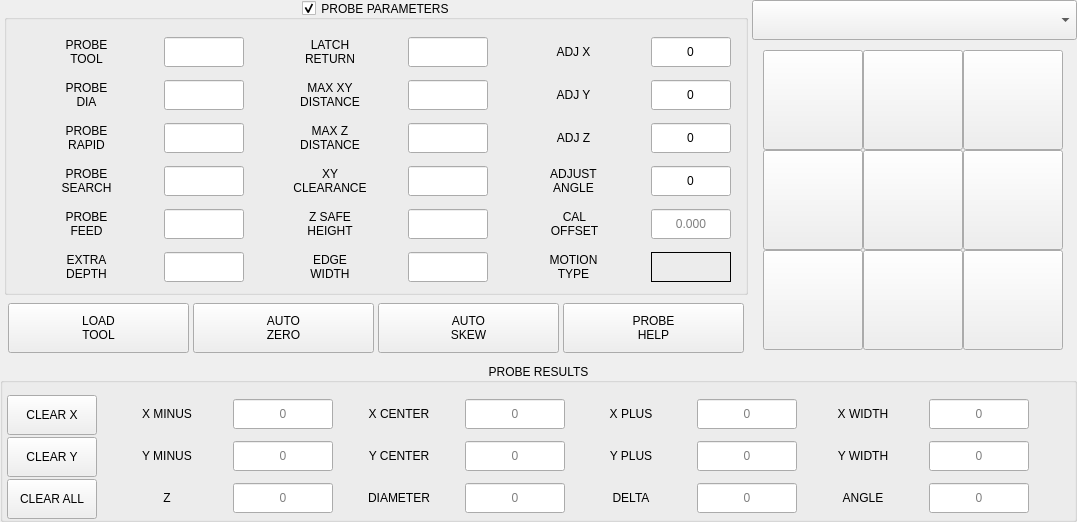
Old version of the form lib/basic_probe.ui in the repository persei802/QtDragon_hd.
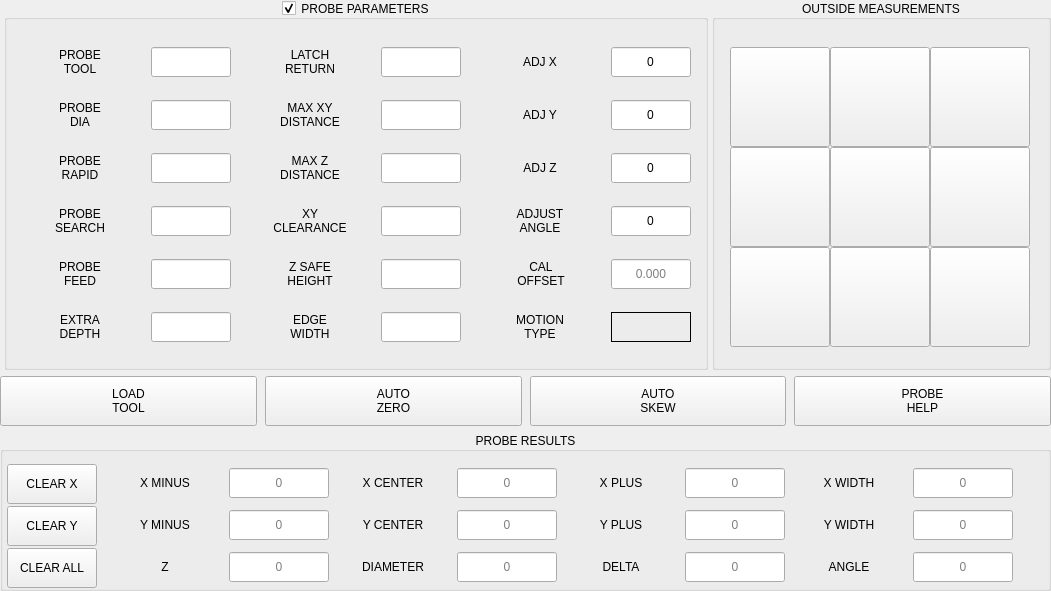
New version of the form. Icons and pictures are not drawn. Custom widgets are drawn as their Qt base class.

Commit message: added drop down menus to main page select buttons

```diff
--- a/lib/basic_probe.ui
+++ b/lib/basic_probe.ui
@@ -6,8 +6,8 @@
    <rect>
     <x>0</x>
     <y>0</y>
-    <width>1077</width>
-    <height>522</height>
+    <width>1051</width>
+    <height>591</height>
    </rect>
   </property>
   <property name="sizePolicy">
@@ -103,7 +103,7 @@
              <height>16777215</height>
             </size>
            </property>
-           <layout class="QVBoxLayout" name="verticalLayout_38" stretch="1,0">
+           <layout class="QVBoxLayout" name="verticalLayout_38" stretch="1">
             <property name="spacing">
              <number>4</number>
             </property>
@@ -1361,202 +1361,33 @@
               </layout>
              </widget>
             </item>
-            <item>
-             <layout class="QHBoxLayout" name="horizontalLayout_40">
-              <property name="spacing">
-               <number>4</number>
-              </property>
-              <property name="leftMargin">
-               <number>4</number>
-              </property>
-              <property name="topMargin">
-               <number>4</number>
-              </property>
-              <property name="rightMargin">
-               <number>4</number>
-              </property>
-              <property name="bottomMargin">
-               <number>4</number>
-              </property>
-              <item>
-               <widget class="QPushButton" name="btn_load_probe">
-                <property name="sizePolicy">
-                 <sizepolicy hsizetype="Preferred" vsizetype="Preferred">
-                  <horstretch>0</horstretch>
-                  <verstretch>0</verstretch>
-                 </sizepolicy>
-                </property>
-                <property name="minimumSize">
-                 <size>
-                  <width>0</width>
-                  <height>50</height>
-                 </size>
-                </property>
-                <property name="maximumSize">
-                 <size>
-                  <width>16777215</width>
-                  <height>50</height>
-                 </size>
-                </property>
-                <property name="toolTip">
-                 <string>Load probe tool</string>
-                </property>
-                <property name="text">
-                 <string>LOAD
-TOOL</string>
-                </property>
+           </layout>
                </widget>
               </item>
               <item>
-               <widget class="QPushButton" name="allow_auto_zero">
-                <property name="sizePolicy">
-                 <sizepolicy hsizetype="Preferred" vsizetype="Preferred">
-                  <horstretch>0</horstretch>
-                  <verstretch>0</verstretch>
-                 </sizepolicy>
-                </property>
-                <property name="minimumSize">
-                 <size>
-                  <width>0</width>
-                  <height>50</height>
-                 </size>
-                </property>
-                <property name="maximumSize">
-                 <size>
-                  <width>16777215</width>
-                  <height>50</height>
-                 </size>
-                </property>
-                <property name="toolTip">
-                 <string>Allow DROs to be zeroed after probing.</string>
-                </property>
-                <property name="text">
-                 <string>AUTO
-ZERO</string>
-                </property>
-                <property name="checkable">
-                 <bool>true</bool>
-                </property>
-               </widget>
-              </item>
-              <item>
-               <widget class="QPushButton" name="allow_auto_skew">
-                <property name="sizePolicy">
-                 <sizepolicy hsizetype="Preferred" vsizetype="Preferred">
-                  <horstretch>0</horstretch>
-                  <verstretch>0</verstretch>
-                 </sizepolicy>
-                </property>
-                <property name="minimumSize">
-                 <size>
-                  <width>0</width>
-                  <height>50</height>
-                 </size>
-                </property>
-                <property name="maximumSize">
-                 <size>
-                  <width>16777215</width>
-                  <height>50</height>
-                 </size>
-                </property>
-                <property name="toolTip">
-                 <string>Allow WCS rotation angle to be set after probing skew angle</string>
-                </property>
-                <property name="text">
-                 <string>AUTO
-SKEW</string>
-                </property>
-                <property name="checkable">
-                 <bool>true</bool>
-                </property>
-               </widget>
-              </item>
-              <item>
-               <widget class="PushButton" name="btn_probe_help">
-                <property name="sizePolicy">
-                 <sizepolicy hsizetype="Preferred" vsizetype="Preferred">
-                  <horstretch>0</horstretch>
-                  <verstretch>0</verstretch>
-                 </sizepolicy>
-                </property>
-                <property name="minimumSize">
-                 <size>
-                  <width>0</width>
-                  <height>50</height>
-                 </size>
-                </property>
-                <property name="maximumSize">
-                 <size>
-                  <width>16777215</width>
-                  <height>50</height>
-                 </size>
-                </property>
-                <property name="text">
-                 <string>PROBE
-HELP</string>
-                </property>
-                <property name="checkable">
-                 <bool>false</bool>
-                </property>
-                <property name="indicator_option" stdset="0">
-                 <bool>false</bool>
-                </property>
-                <property name="python_command_option" stdset="0">
-                 <bool>false</bool>
-                </property>
-                <property name="on_color" stdset="0">
-                 <color>
-                  <red>0</red>
-                  <green>255</green>
-                  <blue>0</blue>
-                 </color>
-                </property>
-                <property name="indicator_size" stdset="0">
-                 <double>0.200000000000000</double>
-                </property>
-               </widget>
-              </item>
-             </layout>
-            </item>
-           </layout>
-          </widget>
-         </item>
-         <item>
+          <widget class="QGroupBox" name="groupBox_probe_select">
+           <property name="title">
+            <string>OUTSIDE MEASUREMENTS</string>
+           </property>
+           <property name="alignment">
+            <set>Qt::AlignCenter</set>
+           </property>
           <layout class="QVBoxLayout" name="verticalLayout_17">
            <property name="spacing">
             <number>4</number>
            </property>
+            <property name="leftMargin">
+             <number>4</number>
+            </property>
            <property name="topMargin">
-            <number>0</number>
+             <number>12</number>
            </property>
            <property name="rightMargin">
-            <number>0</number>
-           </property>
-           <item>
-            <widget class="QComboBox" name="cmb_probe_select">
-             <property name="sizePolicy">
-              <sizepolicy hsizetype="Preferred" vsizetype="Preferred">
-               <horstretch>0</horstretch>
-               <verstretch>0</verstretch>
-              </sizepolicy>
-             </property>
-             <property name="minimumSize">
-              <size>
-               <width>0</width>
-               <height>40</height>
-              </size>
-             </property>
-             <property name="maximumSize">
-              <size>
-               <width>16777215</width>
-               <height>40</height>
-              </size>
-             </property>
-             <property name="maxCount">
-              <number>10</number>
-             </property>
-            </widget>
-           </item>
+             <number>4</number>
+            </property>
+            <property name="bottomMargin">
+             <number>4</number>
+            </property>
            <item>
             <widget class="QStackedWidget" name="stackedWidget_probe_buttons">
              <property name="sizePolicy">
@@ -4688,10 +4519,159 @@
             </widget>
            </item>
           </layout>
+          </widget>
          </item>
         </layout>
        </widget>
       </item>
+      <item>
+       <layout class="QHBoxLayout" name="horizontalLayout_5">
+        <property name="spacing">
+         <number>8</number>
+        </property>
+        <property name="topMargin">
+         <number>0</number>
+        </property>
+        <item>
+         <widget class="QPushButton" name="btn_load_probe">
+          <property name="sizePolicy">
+           <sizepolicy hsizetype="Preferred" vsizetype="Preferred">
+            <horstretch>0</horstretch>
+            <verstretch>0</verstretch>
+           </sizepolicy>
+          </property>
+          <property name="minimumSize">
+           <size>
+            <width>0</width>
+            <height>50</height>
+           </size>
+          </property>
+          <property name="maximumSize">
+           <size>
+            <width>16777215</width>
+            <height>50</height>
+           </size>
+          </property>
+          <property name="toolTip">
+           <string>Load probe tool</string>
+          </property>
+          <property name="text">
+           <string>LOAD
+TOOL</string>
+          </property>
+         </widget>
+        </item>
+        <item>
+         <widget class="QPushButton" name="allow_auto_zero">
+          <property name="sizePolicy">
+           <sizepolicy hsizetype="Preferred" vsizetype="Preferred">
+            <horstretch>0</horstretch>
+            <verstretch>0</verstretch>
+           </sizepolicy>
+          </property>
+          <property name="minimumSize">
+           <size>
+            <width>0</width>
+            <height>50</height>
+           </size>
+          </property>
+          <property name="maximumSize">
+           <size>
+            <width>16777215</width>
+            <height>50</height>
+           </size>
+          </property>
+          <property name="toolTip">
+           <string>Allow DROs to be zeroed after probing.</string>
+          </property>
+          <property name="text">
+           <string>AUTO
+ZERO</string>
+          </property>
+          <property name="checkable">
+           <bool>true</bool>
+          </property>
+         </widget>
+        </item>
+        <item>
+         <widget class="QPushButton" name="allow_auto_skew">
+          <property name="sizePolicy">
+           <sizepolicy hsizetype="Preferred" vsizetype="Preferred">
+            <horstretch>0</horstretch>
+            <verstretch>0</verstretch>
+           </sizepolicy>
+          </property>
+          <property name="minimumSize">
+           <size>
+            <width>0</width>
+            <height>50</height>
+           </size>
+          </property>
+          <property name="maximumSize">
+           <size>
+            <width>16777215</width>
+            <height>50</height>
+           </size>
+          </property>
+          <property name="toolTip">
+           <string>Allow WCS rotation angle to be set after probing skew angle</string>
+          </property>
+          <property name="text">
+           <string>AUTO
+SKEW</string>
+          </property>
+          <property name="checkable">
+           <bool>true</bool>
+          </property>
+         </widget>
+        </item>
+        <item>
+         <widget class="PushButton" name="btn_probe_help">
+          <property name="sizePolicy">
+           <sizepolicy hsizetype="Preferred" vsizetype="Preferred">
+            <horstretch>0</horstretch>
+            <verstretch>0</verstretch>
+           </sizepolicy>
+          </property>
+          <property name="minimumSize">
+           <size>
+            <width>0</width>
+            <height>50</height>
+           </size>
+          </property>
+          <property name="maximumSize">
+           <size>
+            <width>16777215</width>
+            <height>50</height>
+           </size>
+          </property>
+          <property name="text">
+           <string>PROBE
+HELP</string>
+          </property>
+          <property name="checkable">
+           <bool>false</bool>
+          </property>
+          <property name="indicator_option" stdset="0">
+           <bool>false</bool>
+          </property>
+          <property name="python_command_option" stdset="0">
+           <bool>false</bool>
+          </property>
+          <property name="on_color" stdset="0">
+           <color>
+            <red>0</red>
+            <green>255</green>
+            <blue>0</blue>
+           </color>
+          </property>
+          <property name="indicator_size" stdset="0">
+           <double>0.200000000000000</double>
+          </property>
+         </widget>
+        </item>
+       </layout>
+      </item>
       <item>
        <widget class="QGroupBox" name="groupBox_results">
         <property name="title">
```
Left out of the diff: 6 changed lines with no effect on the pictures. Lines whose indentation alone changed are shown as unchanged. The commit also changes 4 other files.
